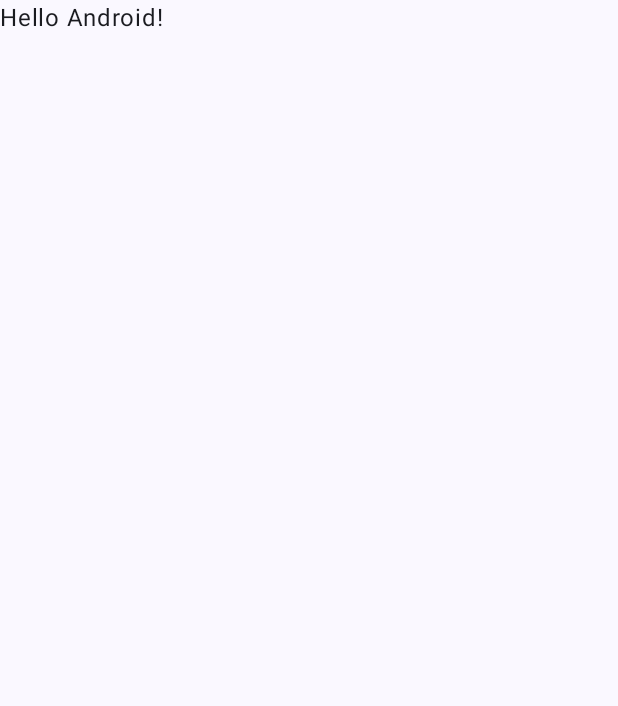
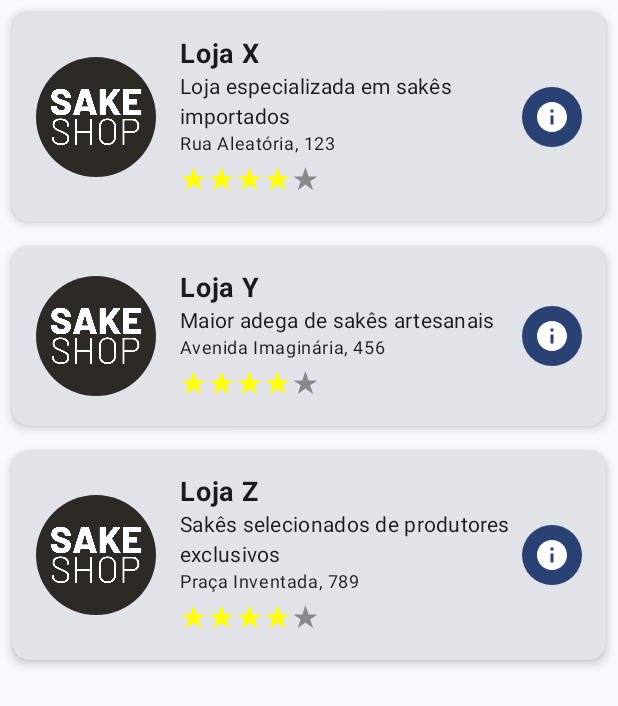
Before and after one commit to dessa-aquino/sake-shop, an Android app built with Jetpack Compose: the screen it shows after launch (MainActivity), on a phone screen of 412 x 824 dp. Before the commit the part shown is almost empty. Shown: the top 706 px of the screen. Run offline under Robolectric (Android 15) with nearby library versions, the phone set to English and light mode, and no system bars.

Commit message:
Creating shops list screen with local data

```diff
--- a/app/build.gradle.kts
+++ b/app/build.gradle.kts
@@ -6,12 +6,12 @@ plugins {
 
 android {
     namespace = "com.example.sakeshop"
-    compileSdk = 35
+    compileSdk = 34
 
     defaultConfig {
         applicationId = "com.example.sakeshop"
         minSdk = 34
-        targetSdk = 35
+        targetSdk = 34
         versionCode = 1
         versionName = "1.0"
 
@@ -28,11 +28,11 @@ android {
         }
     }
     compileOptions {
-        sourceCompatibility = JavaVersion.VERSION_11
-        targetCompatibility = JavaVersion.VERSION_11
+        sourceCompatibility = JavaVersion.VERSION_17
+        targetCompatibility = JavaVersion.VERSION_17
     }
     kotlinOptions {
-        jvmTarget = "11"
+        jvmTarget = "17"
     }
     buildFeatures {
         compose = true
@@ -49,6 +49,7 @@ dependencies {
     implementation(libs.androidx.ui.graphics)
     implementation(libs.androidx.ui.tooling.preview)
     implementation(libs.androidx.material3)
+    implementation("io.coil-kt:coil-compose:2.6.0")
     testImplementation(libs.junit)
     androidTestImplementation(libs.androidx.junit)
     androidTestImplementation(libs.androidx.espresso.core)
--- a/app/src/main/AndroidManifest.xml
+++ b/app/src/main/AndroidManifest.xml
@@ -1,6 +1,13 @@
 <?xml version="1.0" encoding="utf-8"?>
 <manifest xmlns:android="http://schemas.android.com/apk/res/android"
     xmlns:tools="http://schemas.android.com/tools">
+
+    <uses-permission android:name="android.permission.READ_MEDIA_IMAGES" />
+    <uses-permission android:name="android.permission.READ_MEDIA_VIDEO" />
+    <uses-permission android:name="android.permission.READ_MEDIA_AUDIO" />
+    <uses-permission android:name="android.permission.INTERNET" />
+
+    <uses-permission android:name="android.permission.READ_MEDIA_VISUAL_USER_SELECTED" />
 
     <application
         android:allowBackup="true"
--- a/app/src/main/java/com/example/sakeshop/MainActivity.kt
+++ b/app/src/main/java/com/example/sakeshop/MainActivity.kt
@@ -3,45 +3,51 @@ package com.example.sakeshop
 import android.os.Bundle
 import androidx.activity.ComponentActivity
 import androidx.activity.compose.setContent
-import androidx.activity.enableEdgeToEdge
 import androidx.compose.foundation.layout.fillMaxSize
-import androidx.compose.foundation.layout.padding
-import androidx.compose.material3.Scaffold
-import androidx.compose.material3.Text
+import androidx.compose.foundation.lazy.LazyColumn
+import androidx.compose.foundation.lazy.items
+import androidx.compose.material3.MaterialTheme
+import androidx.compose.material3.Surface
 import androidx.compose.runtime.Composable
 import androidx.compose.ui.Modifier
-import androidx.compose.ui.tooling.preview.Preview
+import android.util.Log
+import android.widget.Toast
+import com.example.sakeshop.data.repository.SakeStoreRepository
+import com.example.sakeshop.presentation.components.SakeStoreCard
 import com.example.sakeshop.ui.theme.SakeShopTheme
 
 class MainActivity : ComponentActivity() {
     override fun onCreate(savedInstanceState: Bundle?) {
         super.onCreate(savedInstanceState)
-        enableEdgeToEdge()
-        setContent {
-            SakeShopTheme {
-                Scaffold(modifier = Modifier.fillMaxSize()) { innerPadding ->
-                    Greeting(
-                        name = "Android",
-                        modifier = Modifier.padding(innerPadding)
-                    )
+        try {
+            setContent {
+                SakeShopTheme {
+                    Surface(
+                        modifier = Modifier.fillMaxSize(),
+                        color = MaterialTheme.colorScheme.background
+                    ) {
+                        SakeStoreList()
+                    }
                 }
             }
+        } catch (e: Exception) {
+            Log.e("AppInit", "Erro de inicialização: ${e.message}")
+            Toast.makeText(this, "Erro ao iniciar o aplicativo", Toast.LENGTH_LONG).show()
         }
+
+
+
     }
 }
 
 @Composable
-fun Greeting(name: String, modifier: Modifier = Modifier) {
-    Text(
-        text = "Hello $name!",
-        modifier = modifier
-    )
-}
+fun SakeStoreList() {
+    val repository = SakeStoreRepository()
+    val stores = repository.getSakeStores()
 
-@Preview(showBackground = true)
-@Composable
-fun GreetingPreview() {
-    SakeShopTheme {
-        Greeting("Android")
+    LazyColumn {
+        items(stores) { store ->
+            SakeStoreCard(store)
+        }
     }
 }
--- /dev/null
+++ b/app/src/main/java/com/example/sakeshop/data/repository/SakeStoreRepository.kt
@@ -0,0 +1,35 @@
+package com.example.sakeshop.data.repository
+
+import com.example.sakeshop.domain.model.SakeStore
+
+class SakeStoreRepository {
+    fun getSakeStores(): List<SakeStore> = listOf(
+        SakeStore(
+            id = "1",
+            name = "Loja X",
+            description = "Loja especializada em sakês importados",
+            address = "Rua Aleatória, 123",
+            rating = 4f,
+            imageUrl = "", // URL placeholder
+            websiteUrl = ""
+        ),
+        SakeStore(
+            id = "2",
+            name = "Loja Y",
+            description = "Maior adega de sakês artesanais",
+            address = "Avenida Imaginária, 456",
+            rating = 4.5f,
+            imageUrl = "", // URL placeholder
+            websiteUrl = ""
+        ),
+        SakeStore(
+            id = "3",
+            name = "Loja Z",
+            description = "Sakês selecionados de produtores exclusivos",
+            address = "Praça Inventada, 789",
+            rating = 4.2f,
+            imageUrl = "", // URL placeholder
+            websiteUrl = ""
+        )
+    )
+}
--- /dev/null
+++ b/app/src/main/java/com/example/sakeshop/domain/model/SakeStore.kt
@@ -0,0 +1,18 @@
+package com.example.sakeshop.domain.model
+
+data class SakeStore(
+    val id: String,
+    val name: String,
+    val description: String,
+    val address: String,
+    val rating: Float,
+    val imageUrl: String,
+    val websiteUrl: String,
+) {
+    init {
+        require(name.isNotBlank()) { "Nome da loja não pode ser vazio" }
+        require(rating in 0.0..5.0) { "Avaliação deve estar entre 0 e 5" }
+    }
+
+    fun hasWebsite(): Boolean = websiteUrl.isNotBlank()
+}
--- /dev/null
+++ b/app/src/main/java/com/example/sakeshop/presentation/components/SakeStoreCard.kt
@@ -0,0 +1,104 @@
+package com.example.sakeshop.presentation.components
+
+import androidx.compose.foundation.Image
+import androidx.compose.foundation.layout.*
+import androidx.compose.foundation.shape.CircleShape
+import androidx.compose.material.icons.Icons
+import androidx.compose.material.icons.filled.Info
+import androidx.compose.material3.*
+import androidx.compose.runtime.Composable
+import androidx.compose.ui.Alignment
+import androidx.compose.ui.Modifier
+import androidx.compose.ui.draw.clip
+import androidx.compose.ui.graphics.Color
+import androidx.compose.ui.layout.ContentScale
+import androidx.compose.ui.res.painterResource
+import androidx.compose.ui.text.font.FontWeight
+import androidx.compose.ui.unit.dp
+import androidx.compose.ui.unit.sp
+import com.example.sakeshop.R
+import com.example.sakeshop.domain.model.SakeStore
+
+@Composable
+fun SakeStoreCard(
+    store: SakeStore,
+    onStoreClick: (SakeStore) -> Unit = {}
+) {
+    Card(
+        modifier = Modifier
+            .fillMaxWidth()
+            .padding(8.dp),
+        elevation = CardDefaults.cardElevation(4.dp)
+    ) {
+        Row(
+            modifier = Modifier.padding(16.dp),
+            verticalAlignment = Alignment.CenterVertically
+        ) {
+            // Imagem da loja
+            Image(
+                painter = painterResource(id = R.drawable.sakeshop_placeholder),
+                contentDescription = "Imagem da loja ${store.name}",
+                modifier = Modifier
+                    .size(80.dp)
+                    .clip(CircleShape),
+                contentScale = ContentScale.Crop
+            )
+
+            Spacer(modifier = Modifier.width(16.dp))
+
+            // Informações da loja
+            Column(modifier = Modifier.weight(1f)) {
+                Text(
+                    text = store.name,
+                    fontSize = 18.sp,
+                    fontWeight = FontWeight.Bold
+                )
+
+                Text(
+                    text = store.description,
+                    style = MaterialTheme.typography.bodyMedium
+                )
+
+                Text(
+                    text = store.address,
+                    style = MaterialTheme.typography.bodySmall
+                )
+
+                // Avaliação em estrelas
+                Row {
+                    repeat(5) { index ->
+                        val starColor = if (index < store.rating.toInt())
+                            Color.Yellow
+                        else
+                            Color.Gray
+
+                        Text(
+                            text = "★",
+                            color = starColor,
+                            fontSize = 20.sp
+                        )
+                    }
+                }
+            }
+
+            // Botão de link (placeholder circular)
+            Surface(
+                modifier = Modifier
+                    .size(40.dp)
+                    .clip(CircleShape),
+                color = MaterialTheme.colorScheme.primary
+            ) {
+                Box(
+                    modifier = Modifier.fillMaxSize(),
+                    contentAlignment = Alignment.Center
+                ) {
+                    Icon(
+                        imageVector = Icons.Default.Info,
+                        contentDescription = "Link para site",
+                        tint = Color.White
+                    )
+                }
+            }
+        }
+    }
+}
--- a/gradle/libs.versions.toml
+++ b/gradle/libs.versions.toml
@@ -1,13 +1,13 @@
 [versions]
 agp = "8.10.0"
 kotlin = "2.0.21"
-coreKtx = "1.16.0"
+coreKtx = "1.12.0"
 junit = "4.13.2"
 junitVersion = "1.2.1"
 espressoCore = "3.6.1"
 lifecycleRuntimeKtx = "2.9.0"
 activityCompose = "1.8.0"
-composeBom = "2024.09.00"
+composeBom = "2024.01.00"
 
 [libraries]
 androidx-core-ktx = { group = "androidx.core", name = "core-ktx", version.ref = "coreKtx" }
```
Also changed, not shown: app/src/main/res/drawable/sakeshop_placeholder.png (added).
